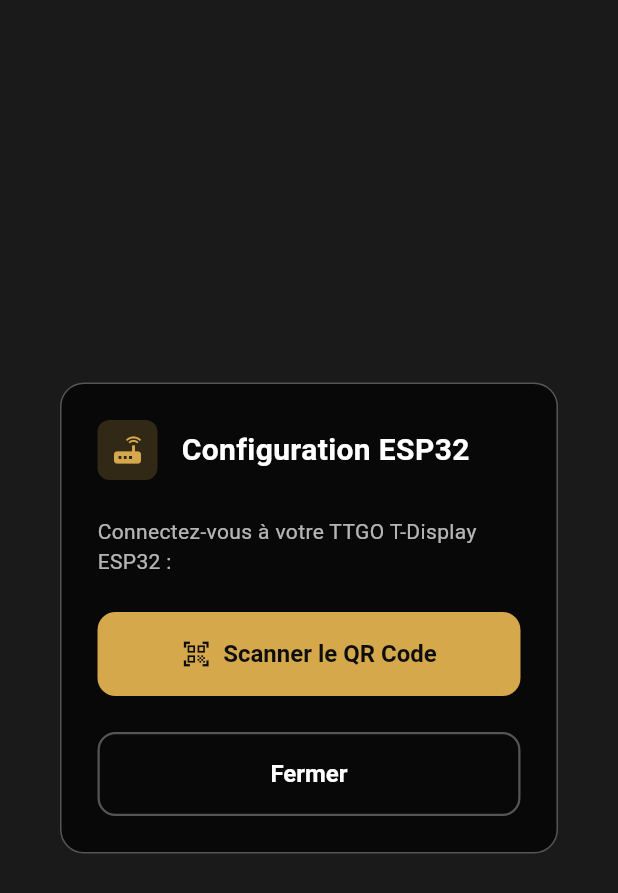
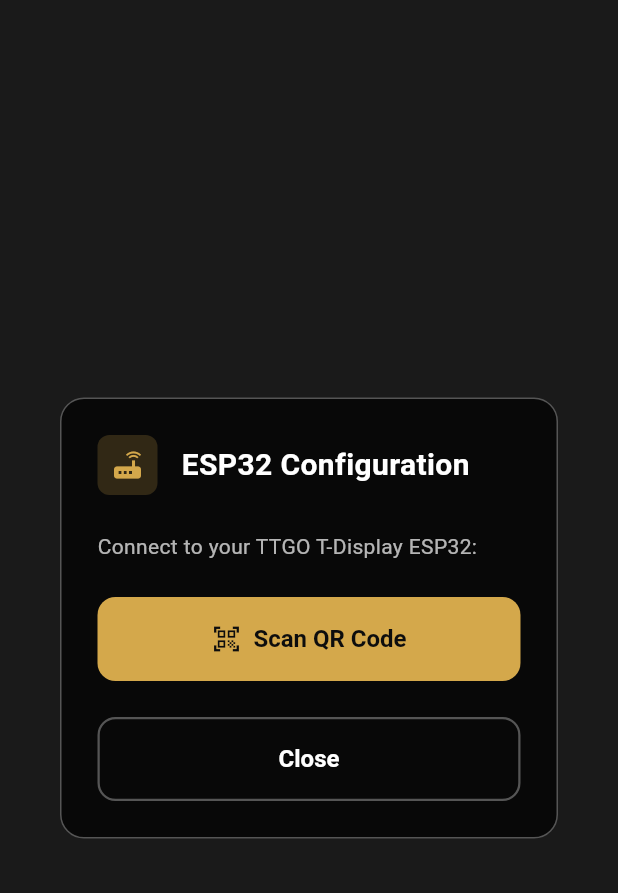
Before and after one commit to fb2001/Smart-Bidonville, a Flutter app: the IpConfigDialog widget shown alone on an empty page, opened directly, on a phone screen of 412 x 824 dp. Shown: the top 893 px of the screen. Run offline on Flutter 3.47's test engine with Material 3 defaults, Android fonts, the phone set to English and light mode, and no system bars; our stand-ins replace firebase_auth, firebase_core, google_sign_in, shared_preferences; missing offline and left inert: mobile_scanner; accounts and stored records are empty.

Commit message:
fix : langues done (anglais/francais)

```diff
--- a/lib/shared/widgets/ip_config_dialog.dart
+++ b/lib/shared/widgets/ip_config_dialog.dart
@@ -1,5 +1,6 @@
 import 'package:flutter/material.dart';
 import '../../core/models/device_credentials.dart';
+import '../../l10n/app_localizations.dart';
 import '../theme/app_theme.dart';
 import 'app_button.dart';
 import 'glass_card.dart';
@@ -40,7 +41,8 @@
     } catch (e) {
       if (mounted) {
         setState(() {
-          _errorMessage = 'Échec du scan QR : ${e.toString()}';
+          final l10n = AppLocalizations.of(context)!;
+          _errorMessage = l10n.qrScanFailed(e.toString());
         });
       }
     }
@@ -48,6 +50,8 @@
 
   @override
   Widget build(BuildContext context) {
+    final l10n = AppLocalizations.of(context)!;
+
     return GestureDetector(
       onTap: () => FocusScope.of(context).unfocus(),
       child: Dialog(
@@ -76,7 +80,7 @@
                 ),
                 const SizedBox(width: AppSpacing.md),
                 Text(
-                  'Configuration ESP32',
+                  l10n.esp32ConfigurationTitle,
                   style: AppTypography.titleLarge,
                 ),
               ],
@@ -84,13 +88,13 @@
             const SizedBox(height: AppSpacing.lg),
 
             Text(
-              'Connectez-vous à votre TTGO T-Display ESP32 :',
+              l10n.esp32ConnectInstruction,
               style: AppTypography.bodyMedium,
             ),
             const SizedBox(height: AppSpacing.lg),
 
             PrimaryButton(
-              text: 'Scanner le QR Code',
+              text: l10n.scanQrCode,
               icon: Icons.qr_code_scanner,
               onPressed: _handleQrScan,
             ),
@@ -113,7 +117,7 @@
               children: [
                 Expanded(
                   child: SecondaryButton(
-                    text: 'Fermer',
+                    text: l10n.close,
                     onPressed: () => Navigator.of(context).pop(),
                   ),
                 ),
@@ -127,7 +131,7 @@
   }
 }
 
-Future<DeviceCredentials?> showIpConfigDialog(BuildContext context, {String? currentIp}) {
+Future<DeviceCredentials?> showIpConfigDialog(BuildContext context) {
   return showDialog<DeviceCredentials>(
     context: context,
     barrierDismissible: false,
--- a/lib/shared/widgets/speed_selector.dart
+++ b/lib/shared/widgets/speed_selector.dart
@@ -1,5 +1,7 @@
 import 'package:flutter/material.dart';
 import '../../core/models/fan_speed.dart';
+import '../../l10n/app_localizations.dart';
+import '../localization/fan_localizations.dart';
 import '../theme/app_theme.dart';
 
 /// Speed selector widget matching Figma design
@@ -122,7 +124,7 @@
                 // Speed label
                 Expanded(
                   child: Text(
-                    speed.displayName,
+                    speed.localizedName(AppLocalizations.of(context)!),
                     style: TextStyle(
                       fontSize: 16,
                       fontWeight: isSelected ? FontWeight.w600 : FontWeight.w400,
@@ -197,7 +199,7 @@
         border: Border.all(color: _speedColor, width: 1),
       ),
       child: Text(
-        speed.displayName,
+        speed.localizedName(AppLocalizations.of(context)!),
         style: TextStyle(
           fontSize: 12,
           fontWeight: FontWeight.w600,
--- a/lib/shared/widgets/threshold_input.dart
+++ b/lib/shared/widgets/threshold_input.dart
@@ -1,6 +1,8 @@
 import 'package:flutter/material.dart';
 import 'package:flutter/services.dart';
 import '../../core/models/fan_speed.dart';
+import '../../l10n/app_localizations.dart';
+import '../localization/fan_localizations.dart';
 import '../theme/app_theme.dart';
 
 /// Threshold input widget for auto mode temperature settings
@@ -82,7 +84,7 @@
             // Speed label
             Expanded(
               child: Text(
-                speedLevel.displayName,
+                speedLevel.localizedName(AppLocalizations.of(context)!),
                 style: const TextStyle(
                   fontSize: 16,
                   fontWeight: FontWeight.w500,
```
Also changed, not shown: lib/shared/widgets/qr_scanner_screen.dart (+11 -8 lines), lib/shared/widgets/temperature_display.dart (+6 -3 lines).
